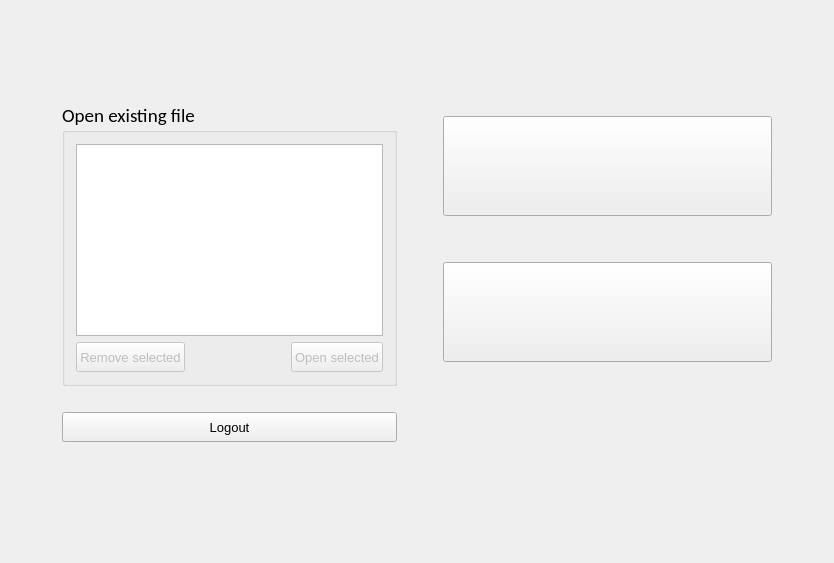
Above: textedit/landingpage.ui from pgallo725/livetext-pds before the change. Below: the same form after it.
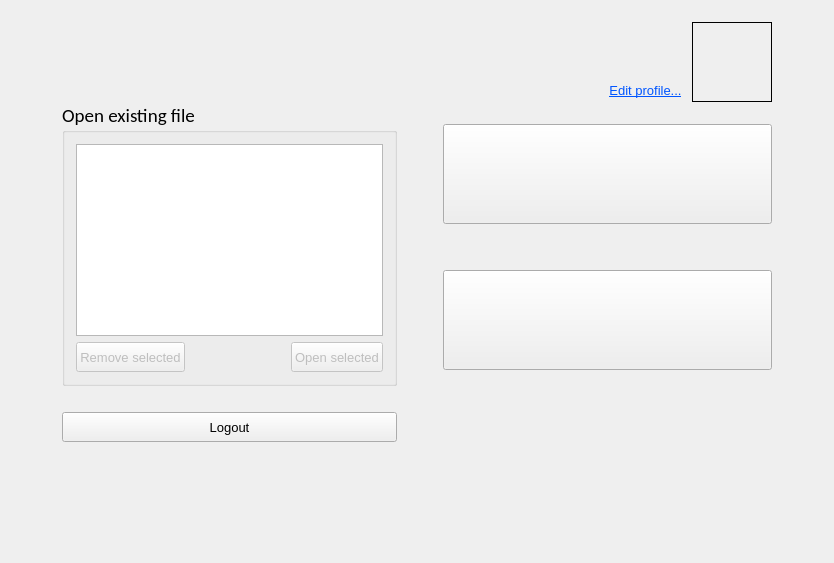
That is the form after the change. The open tabs and pages were chosen to show the change.

```diff
--- a/textedit/landingpage.ui
+++ b/textedit/landingpage.ui
@@ -1018,15 +1018,184 @@
           <property name="rightMargin">
            <number>40</number>
           </property>
+          <item>
+           <layout class="QHBoxLayout" name="horizontalLayout_7">
+            <property name="topMargin">
+             <number>0</number>
+            </property>
+            <property name="rightMargin">
+             <number>0</number>
+            </property>
+            <item>
+             <spacer name="horizontalSpacer_2">
+              <property name="orientation">
+               <enum>Qt::Horizontal</enum>
+              </property>
+              <property name="sizeHint" stdset="0">
+               <size>
+                <width>40</width>
+                <height>20</height>
+               </size>
+              </property>
+             </spacer>
+            </item>
+            <item>
+             <layout class="QVBoxLayout" name="verticalLayout_2">
+              <property name="topMargin">
+               <number>0</number>
+              </property>
+              <item>
+               <widget class="QLabel" name="label_userNick">
+                <property name="sizePolicy">
+                 <sizepolicy hsizetype="Preferred" vsizetype="Preferred">
+                  <horstretch>0</horstretch>
+                  <verstretch>0</verstretch>
+                 </sizepolicy>
+                </property>
+                <property name="font">
+                 <font>
+                  <pointsize>11</pointsize>
+                  <weight>75</weight>
+                  <bold>true</bold>
+                 </font>
+                </property>
+                <property name="text">
+                 <string/>
+                </property>
+                <property name="alignment">
+                 <set>Qt::AlignCenter</set>
+                </property>
+               </widget>
+              </item>
+              <item>
+               <widget class="QLabel" name="label_userUsername">
+                <property name="sizePolicy">
+                 <sizepolicy hsizetype="Preferred" vsizetype="Minimum">
+                  <horstretch>0</horstretch>
+                  <verstretch>0</verstretch>
+                 </sizepolicy>
+                </property>
+                <property name="font">
+                 <font>
+                  <pointsize>11</pointsize>
+                 </font>
+                </property>
+                <property name="text">
+                 <string/>
+                </property>
+                <property name="alignment">
+                 <set>Qt::AlignCenter</set>
+                </property>
+               </widget>
+              </item>
+              <item>
+               <widget class="QPushButton" name="pushButton_editProfile">
+                <property name="sizePolicy">
+                 <sizepolicy hsizetype="Minimum" vsizetype="Minimum">
+                  <horstretch>0</horstretch>
+                  <verstretch>0</verstretch>
+                 </sizepolicy>
+                </property>
+                <property name="maximumSize">
+                 <size>
+                  <width>16777212</width>
+                  <height>16777215</height>
+                 </size>
+                </property>
+                <property name="palette">
+                 <palette>
+                  <active>
+                   <colorrole role="ButtonText">
+                    <brush brushstyle="SolidPattern">
+                     <color alpha="255">
+                      <red>0</red>
+                      <green>85</green>
+                      <blue>255</blue>
+                     </color>
+                    </brush>
+                   </colorrole>
+                  </active>
+                  <inactive>
+                   <colorrole role="ButtonText">
+                    <brush brushstyle="SolidPattern">
+                     <color alpha="255">
+                      <red>0</red>
+                      <green>85</green>
+                      <blue>255</blue>
+                     </color>
+                    </brush>
+                   </colorrole>
+                  </inactive>
+                  <disabled>
+                   <colorrole role="ButtonText">
+                    <brush brushstyle="SolidPattern">
+                     <color alpha="255">
+                      <red>120</red>
+                      <green>120</green>
+                      <blue>120</blue>
+                     </color>
+                    </brush>
+                   </colorrole>
+                  </disabled>
+                 </palette>
+                </property>
+                <property name="font">
+                 <font>
+                  <underline>true</underline>
+                 </font>
+                </property>
+                <property name="focusPolicy">
+                 <enum>Qt::NoFocus</enum>
+                </property>
+                <property name="text">
+                 <string>Edit profile...</string>
+                </property>
+                <property name="flat">
+                 <bool>true</bool>
+                </property>
+               </widget>
+              </item>
+             </layout>
+            </item>
+            <item>
+             <widget class="QLabel" name="label_userProfilePhoto">
+              <property name="sizePolicy">
+               <sizepolicy hsizetype="Fixed" vsizetype="Preferred">
+                <horstretch>0</horstretch>
+                <verstretch>0</verstretch>
+               </sizepolicy>
+              </property>
+              <property name="minimumSize">
+               <size>
+                <width>80</width>
+                <height>80</height>
+               </size>
+              </property>
+              <property name="frameShape">
+               <enum>QFrame::Box</enum>
+              </property>
+              <property name="frameShadow">
+               <enum>QFrame::Plain</enum>
+              </property>
+              <property name="text">
+               <string/>
+              </property>
+             </widget>
+            </item>
+           </layout>
+          </item>
           <item>
            <spacer name="verticalSpacer_19">
             <property name="orientation">
              <enum>Qt::Vertical</enum>
             </property>
+            <property name="sizeType">
+             <enum>QSizePolicy::Preferred</enum>
+            </property>
             <property name="sizeHint" stdset="0">
              <size>
               <width>20</width>
-              <height>45</height>
+              <height>16</height>
              </size>
             </property>
            </spacer>
```
Left out of the diff: 68 changed lines with no effect on the pictures.
